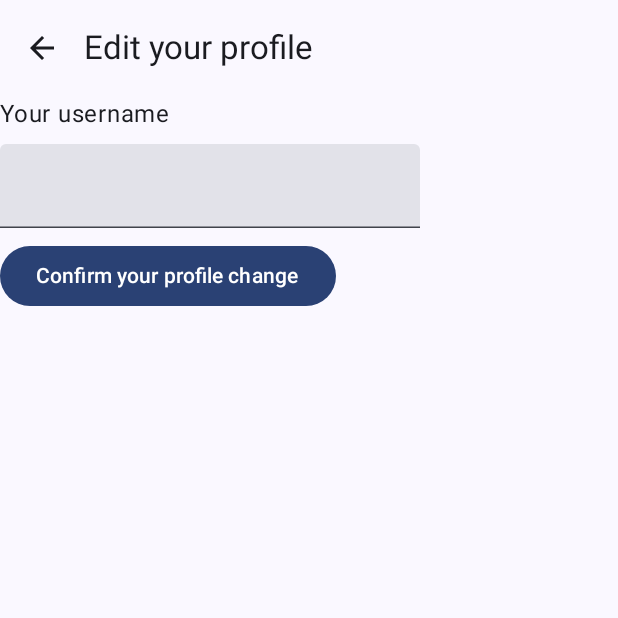
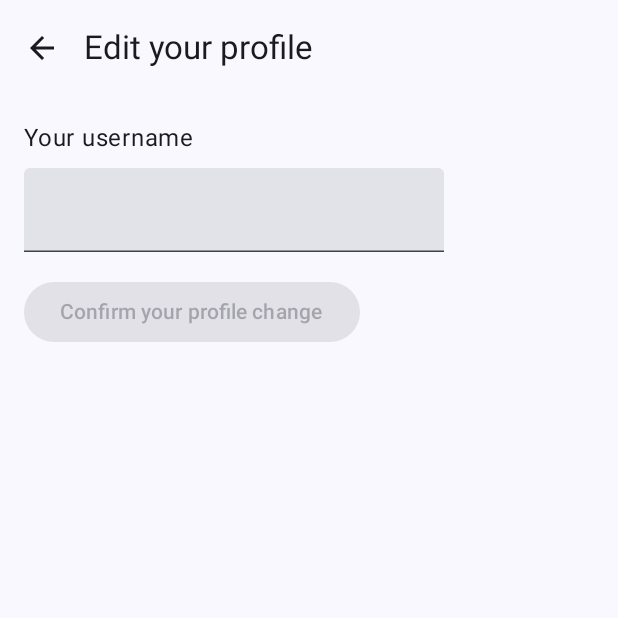
Before and after one commit to jarvis1704/Chattrix, an Android app built with Jetpack Compose: the EditProfileScreen screen opened through its navigation route, on a phone screen of 412 x 824 dp, the top half of it. Run offline under Robolectric (Android 15) with nearby library versions, the phone set to English and light mode, and no system bars; our stand-ins replace Dagger/Hilt's generated code, Firebase (no records; nobody signed in at launch, a user with empty details on screens opened directly).

Commit message:
Profile update changed completly work

```diff
--- a/app/src/main/java/com/biprangshu/chattrix/profile/EditProfileScreen.kt
+++ b/app/src/main/java/com/biprangshu/chattrix/profile/EditProfileScreen.kt
@@ -9,18 +9,24 @@ import androidx.compose.foundation.text.KeyboardOptions
 import androidx.compose.material.icons.Icons
 import androidx.compose.material.icons.filled.ArrowBack
 import androidx.compose.material3.Button
+import androidx.compose.material3.CircularProgressIndicator
 import androidx.compose.material3.ExperimentalMaterial3Api
 import androidx.compose.material3.Icon
 import androidx.compose.material3.IconButton
+import androidx.compose.material3.MaterialTheme
 import androidx.compose.material3.Scaffold
+import androidx.compose.material3.SnackbarHost
+import androidx.compose.material3.SnackbarHostState
 import androidx.compose.material3.Text
 import androidx.compose.material3.TextField
 import androidx.compose.material3.TopAppBar
 import androidx.compose.runtime.Composable
+import androidx.compose.runtime.LaunchedEffect
 import androidx.compose.runtime.collectAsState
 import androidx.compose.runtime.getValue
 import androidx.compose.runtime.mutableStateOf
 import androidx.compose.runtime.remember
+import androidx.compose.runtime.rememberCoroutineScope
 import androidx.compose.runtime.setValue
 import androidx.compose.ui.Modifier
 import androidx.compose.ui.unit.dp
@@ -28,44 +34,89 @@ import androidx.hilt.navigation.compose.hiltViewModel
 import androidx.navigation.NavController
 import com.biprangshu.chattrix.authentication.AuthState
 import com.biprangshu.chattrix.authentication.AuthViewModel
+import com.biprangshu.chattrix.authentication.UpdateState
+import kotlinx.coroutines.launch
 
 @OptIn(ExperimentalMaterial3Api::class)
 @Composable
-fun EditProfileScreen(modifier: Modifier = Modifier, navController: NavController, authViewModel: AuthViewModel = hiltViewModel()) {
-
+fun EditProfileScreen(
+    modifier: Modifier = Modifier,
+    navController: NavController,
+    authViewModel: AuthViewModel = hiltViewModel()
+) {
     val authState by authViewModel.authState.collectAsState()
+    val updateState by authViewModel.updateState.collectAsState()
     val user = (authState as? AuthState.SignedIn)?.user
 
-    var changedUserName by remember { mutableStateOf(user?.displayName?: "Unknown User") }
+    var changedUserName by remember { mutableStateOf(user?.displayName ?: "Unknown User") }
+    val snackbarHostState = remember { SnackbarHostState() }
+    val coroutineScope = rememberCoroutineScope()
+
+    // Handle update state changes
+    LaunchedEffect(updateState) {
+        when (updateState) {
+            is UpdateState.Success -> {
+                coroutineScope.launch {
+                    snackbarHostState.showSnackbar("Profile updated successfully!")
+                }
+                authViewModel.resetUpdateState()
+                // Optionally navigate back
+                navController.popBackStack()
+            }
+            is UpdateState.Error -> {
+                coroutineScope.launch {
+                    snackbarHostState.showSnackbar("Error: ${(updateState as UpdateState.Error).message}")
+                }
+                authViewModel.resetUpdateState()
+            }
+            else -> {}
+        }
+    }
+
+    LaunchedEffect(user?.displayName) {
+        user?.displayName?.let { displayName ->
+            changedUserName = displayName
+        }
+    }
 
     Scaffold(
         topBar = {
             TopAppBar(
                 title = { Text("Edit your profile") },
                 navigationIcon = {
-                    IconButton(onClick = {navController.popBackStack()}) {
+                    IconButton(onClick = { navController.popBackStack() }) {
                         Icon(imageVector = Icons.Default.ArrowBack, contentDescription = "Arrow back")
                     }
                 },
-                )
-        }
-    ) {paddingValues->
+            )
+        },
+        snackbarHost = { SnackbarHost(snackbarHostState) }
+    ) { paddingValues ->
         Column(
             modifier = Modifier
                 .fillMaxSize()
                 .padding(paddingValues)
+                .padding(16.dp)
         ) {
             Text("Your username")
             Spacer(Modifier.height(8.dp))
             TextField(
                 value = changedUserName,
-                onValueChange = {changedUserName=it},
-                keyboardOptions = KeyboardOptions.Default
+                onValueChange = { changedUserName = it },
+                keyboardOptions = KeyboardOptions.Default,
+                enabled = updateState !is UpdateState.Loading
             )
-            Spacer(Modifier.height(8.dp))
+            Spacer(Modifier.height(16.dp))
             Button(
-                onClick = {authViewModel.updateUserName(changedUserName)}
+                onClick = { authViewModel.updateUserName(changedUserName) },
+                enabled = updateState !is UpdateState.Loading && changedUserName.isNotBlank()
             ) {
+                if (updateState is UpdateState.Loading) {
+                    CircularProgressIndicator(
+                        modifier = Modifier.padding(end = 8.dp),
+                        color = MaterialTheme.colorScheme.onPrimary
+                    )
+                }
                 Text("Confirm your profile change")
             }
         }
```
Also changed, not shown: app/src/main/java/com/biprangshu/chattrix/authentication/AuthViewModel.kt (+47 -3 lines).
